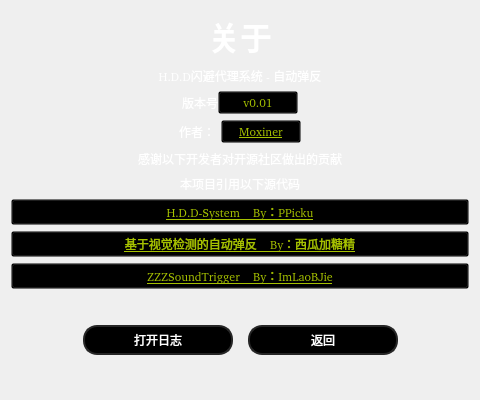
Above: UI/about.ui from Moxiner/H.D.D-BounceProxy before the change. Below: the same form after it.
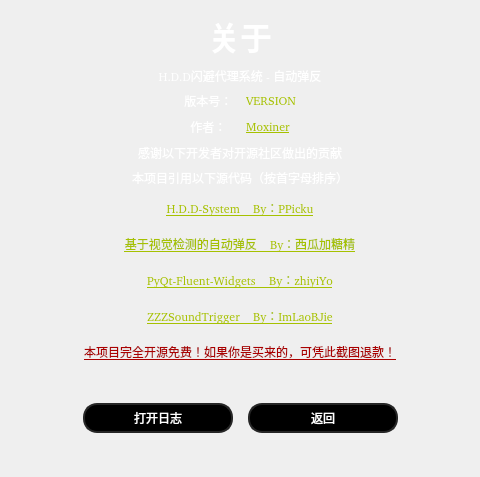
That is the form after the change.

Patch:
```diff
--- a/UI/about.ui
+++ b/UI/about.ui
@@ -7,7 +7,7 @@
     <x>0</x>
     <y>0</y>
     <width>480</width>
-    <height>400</height>
+    <height>477</height>
    </rect>
   </property>
   <property name="minimumSize">
@@ -108,7 +108,7 @@
         <string notr="true">color: rgb(255, 255, 255);</string>
        </property>
        <property name="text">
-        <string>版本号</string>
+        <string>版本号：    </string>
        </property>
        <property name="alignment">
         <set>Qt::AlignCenter</set>
@@ -127,12 +127,13 @@
         <string notr="true">QPushButton {
     background-color: rgba(0, 0, 0,0);
     color:#a6c100;
+	border: none;
 }
 
 </string>
        </property>
        <property name="text">
-        <string>v0.01</string>
+        <string>VERSION</string>
        </property>
       </widget>
      </item>
@@ -179,7 +180,7 @@
           <string notr="true">color: rgb(255, 255, 255);</string>
          </property>
          <property name="text">
-          <string>作者：</string>
+          <string>作者：    </string>
          </property>
          <property name="alignment">
           <set>Qt::AlignCenter</set>
@@ -198,6 +199,7 @@
           <string notr="true">QPushButton {
     background-color: rgba(0, 0, 0,0);
     color:#a6c100;
+	border: none;
 }
 
 </string>
@@ -286,7 +288,7 @@
       <string notr="true">color: rgb(255, 255, 255);</string>
      </property>
      <property name="text">
-      <string>本项目引用以下源代码</string>
+      <string>本项目引用以下源代码（按首字母排序）</string>
      </property>
      <property name="alignment">
       <set>Qt::AlignCenter</set>
@@ -295,6 +297,12 @@
    </item>
    <item>
     <widget class="QPushButton" name="PPicku__pushButton">
+     <property name="minimumSize">
+      <size>
+       <width>0</width>
+       <height>30</height>
+      </size>
+     </property>
      <property name="font">
       <font>
        <family>印品鸿蒙体（非商用）</family>
@@ -305,6 +313,7 @@
       <string notr="true">QPushButton {
     background-color: rgba(0, 0, 0,0);
     color:#a6c100;
+	border: none;
 }
 
 </string>
@@ -316,6 +325,12 @@
    </item>
    <item>
     <widget class="QPushButton" name="xigua__pushButton">
+     <property name="minimumSize">
+      <size>
+       <width>0</width>
+       <height>30</height>
+      </size>
+     </property>
      <property name="font">
       <font>
        <family>印品鸿蒙体（非商用）</family>
@@ -326,6 +341,7 @@
       <string notr="true">QPushButton {
     background-color: rgba(0, 0, 0,0);
     color:#a6c100;
+	border: none;
 }
 
 </string>
@@ -335,8 +351,42 @@
      </property>
     </widget>
    </item>
+   <item>
+    <widget class="QPushButton" name="zhiyiYo__pushButton">
+     <property name="minimumSize">
+      <size>
+       <width>0</width>
+       <height>30</height>
+      </size>
+     </property>
+     <property name="font">
+      <font>
+       <family>印品鸿蒙体（非商用）</family>
+       <underline>true</underline>
+      </font>
+     </property>
+     <property name="styleSheet">
+      <string notr="true">QPushButton {
+    background-color: rgba(0, 0, 0,0);
+    color:#a6c100;
+	border: none;
+}
+
+</string>
+     </property>
+     <property name="text">
+      <string>PyQt-Fluent-Widgets    By：zhiyiYo</string>
+     </property>
+    </widget>
+   </item>
    <item>
     <widget class="QPushButton" name="ImLaoBJie_pushButton">
+     <property name="minimumSize">
+      <size>
+       <width>0</width>
+       <height>30</height>
+      </size>
+     </property>
      <property name="font">
       <font>
        <family>印品鸿蒙体（非商用）</family>
@@ -347,6 +397,7 @@
       <string notr="true">QPushButton {
     background-color: rgba(0, 0, 0,0);
     color:#a6c100;
+	border: none;
 }
 
 </string>
@@ -356,6 +407,34 @@
      </property>
     </widget>
    </item>
+   <item>
+    <widget class="QPushButton" name="ImLaoBJie_pushButton_2">
+     <property name="minimumSize">
+      <size>
+       <width>0</width>
+       <height>30</height>
+      </size>
+     </property>
+     <property name="font">
+      <font>
+       <family>印品鸿蒙体（非商用）</family>
+       <underline>true</underline>
+      </font>
+     </property>
+     <property name="styleSheet">
+      <string notr="true">QPushButton {
+    background-color: rgba(0, 0, 0,0);
+    color:#AA0000;
+	border: none;
+}
+
+</string>
+     </property>
+     <property name="text">
+      <string>本项目完全开源免费！如果你是买来的，可凭此截图退款！</string>
+     </property>
+    </widget>
+   </item>
    <item>
     <layout class="QHBoxLayout" name="horizontalLayout_5">
      <property name="spacing">
```
Left out of the diff: 13 changed lines with no effect on the pictures.
